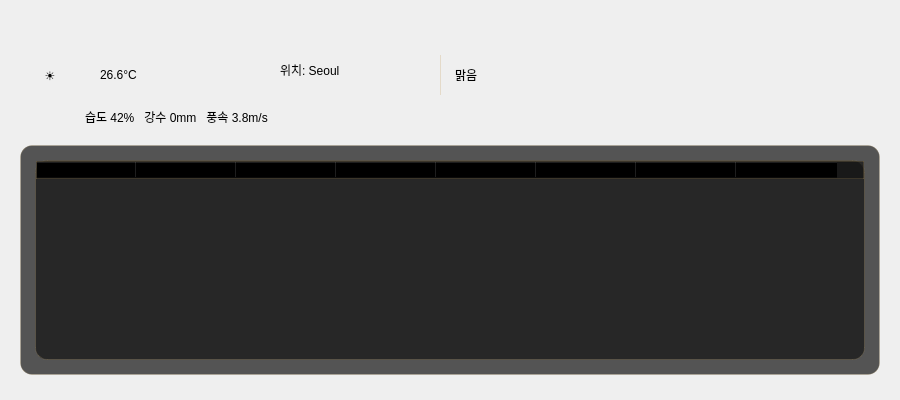
The window that QT/new_ui/weatherpanel.ui (songyc04/SmartMirror) describes before a commit, drawn with Qt 5.
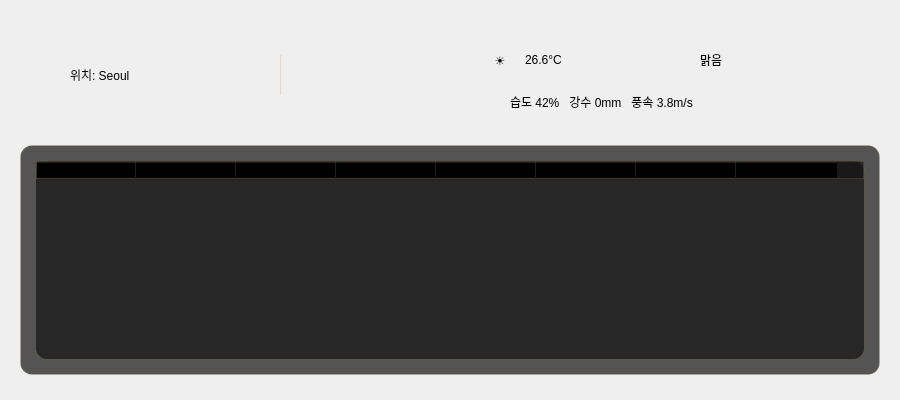
The same window after the commit.

```diff
--- a/QT/new_ui/weatherpanel.ui
+++ b/QT/new_ui/weatherpanel.ui
@@ -16,8 +16,8 @@
   <widget class="QLabel" name="labelLocation">
    <property name="geometry">
     <rect>
-     <x>280</x>
-     <y>55</y>
+     <x>70</x>
+     <y>60</y>
      <width>150</width>
      <height>30</height>
     </rect>
@@ -29,8 +29,8 @@
   <widget class="QLabel" name="labelIcon">
    <property name="geometry">
     <rect>
-     <x>20</x>
-     <y>45</y>
+     <x>470</x>
+     <y>30</y>
      <width>60</width>
      <height>60</height>
     </rect>
@@ -45,8 +45,8 @@
   <widget class="QLabel" name="labelTemp">
    <property name="geometry">
     <rect>
-     <x>100</x>
-     <y>45</y>
+     <x>525</x>
+     <y>30</y>
      <width>180</width>
      <height>60</height>
     </rect>
@@ -58,7 +58,7 @@
   <widget class="QLabel" name="separatorIcon">
    <property name="geometry">
     <rect>
-     <x>440</x>
+     <x>280</x>
      <y>55</y>
      <width>1</width>
      <height>40</height>
@@ -74,8 +74,8 @@
   <widget class="QLabel" name="labelWeather">
    <property name="geometry">
     <rect>
-     <x>455</x>
-     <y>55</y>
+     <x>700</x>
+     <y>40</y>
      <width>120</width>
      <height>40</height>
     </rect>
@@ -87,8 +87,8 @@
   <widget class="QLabel" name="labelDetail">
    <property name="geometry">
     <rect>
-     <x>85</x>
-     <y>105</y>
+     <x>510</x>
+     <y>90</y>
      <width>400</width>
      <height>24</height>
     </rect>
```
Left out of the diff: 2 changed lines with no effect on the pictures.
